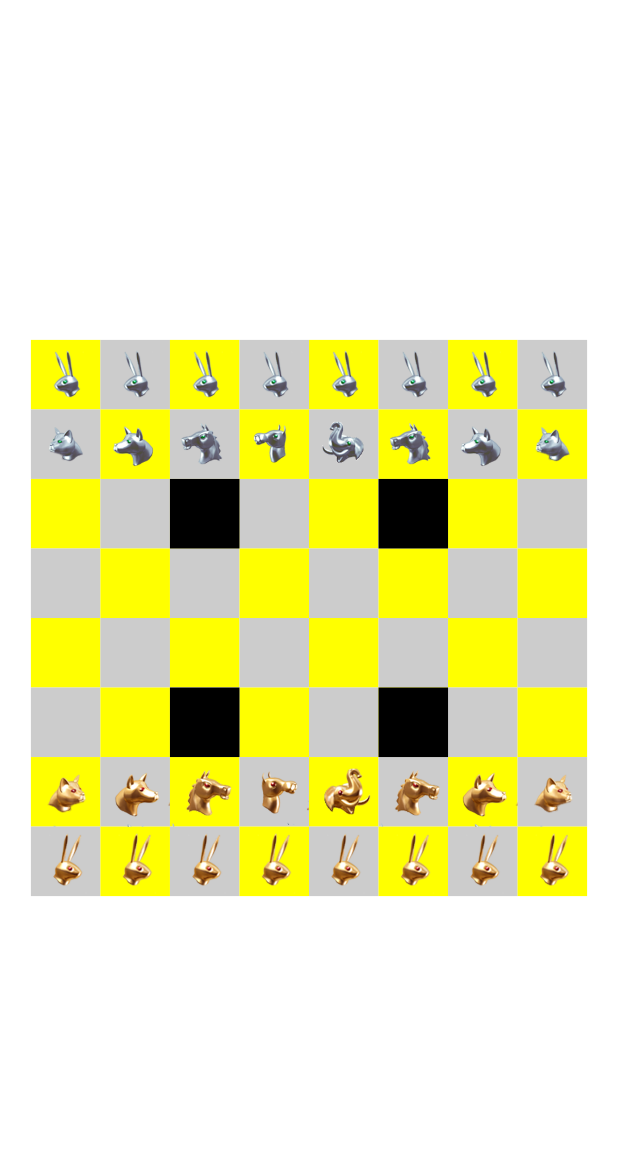
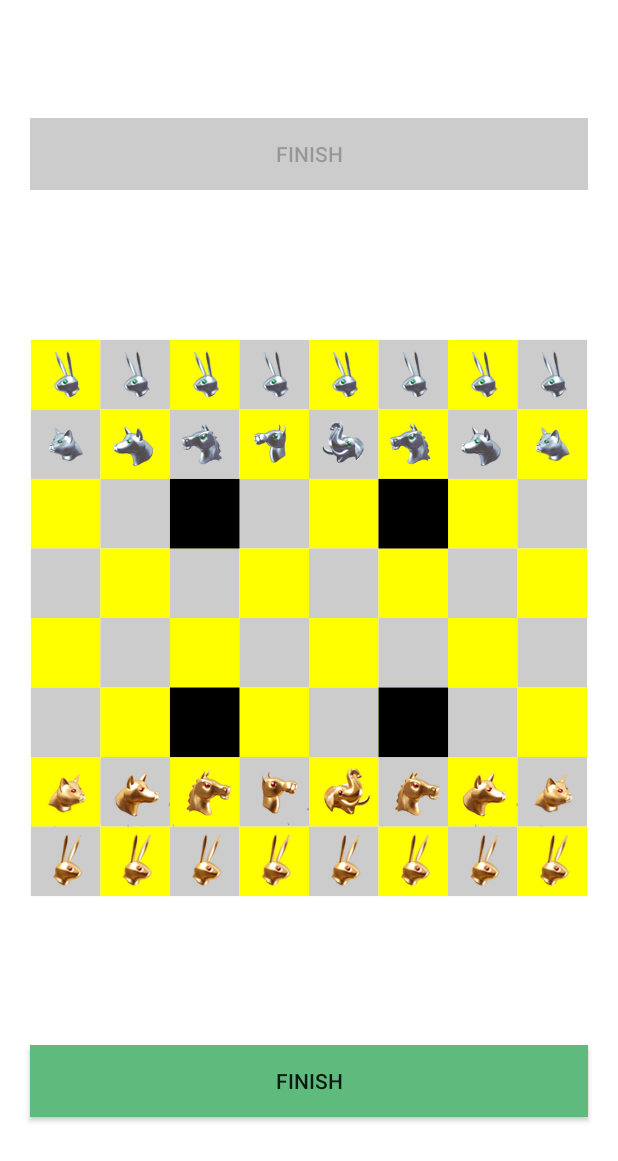
Before and after one commit to Saljithchettorusubhash/Arimma, an Android app: the screen it shows after launch (MainActivity), on a phone screen of 412 x 824 dp. Shown: the top 1161 px of the screen. Run offline under Robolectric (Android 15) with nearby library versions, the phone set to English and light mode, and no system bars.

```diff
--- a/app/src/main/java/com/example/secondassignmentgame/ArimaCharacter.kt
+++ b/app/src/main/java/com/example/secondassignmentgame/ArimaCharacter.kt
@@ -2,7 +2,7 @@ package com.example.secondassignmentgame
 
 data class ArimaCharacter(
     val colPos:Int, val rowPos:Int, val player:ArimaPlayer,
-    val  strength: PlayerStrength, val drawable: Int) {
+    val  strength: PlayerStrength, val drawable: Int, val selected:Boolean = false) {
     override fun toString(): String {
         return strength.toString()+"-"+ player.toString()+"-"+ colPos.toString()+"-"+rowPos.toString();
     }
--- a/app/src/main/java/com/example/secondassignmentgame/GameStage.kt
+++ b/app/src/main/java/com/example/secondassignmentgame/GameStage.kt
@@ -23,7 +23,6 @@ class GameStage(context : Context?,attrs : AttributeSet?) : View(context,attrs)
     private var fromColPos :Int =-1
     private var fromRowPos :Int =-1
 
-
     var characterService : ICharacterService ? = null
 
     override fun onDraw(canvas: Canvas?) {
@@ -41,6 +40,7 @@ class GameStage(context : Context?,attrs : AttributeSet?) : View(context,attrs)
                 if(!isMoving){
                     fromColPos = ((event.x - cellStartXPos) / cellWidth).toInt()
                     fromRowPos=  ((event.y - cellStartYPos) / cellWidth).toInt()
+                    characterService?.selectCharacter(fromRowPos,fromColPos)
                     isMoving =true
                 }else{
                     var toColPos = ((event.x - cellStartXPos) / cellWidth).toInt()
@@ -53,7 +53,6 @@ class GameStage(context : Context?,attrs : AttributeSet?) : View(context,attrs)
         }
         return true
     }
-
     override fun onMeasure(widthMeasureSpec: Int, heightMeasureSpec: Int) {
         super.onMeasure(widthMeasureSpec, heightMeasureSpec)
         val minimumWidthScreen = min(widthMeasureSpec,heightMeasureSpec)
@@ -123,13 +122,26 @@ class GameStage(context : Context?,attrs : AttributeSet?) : View(context,attrs)
                 val char = characterService?.position(rowPos,colPos)
                 if(char != null ){
                     val bmp = BitmapFactory.decodeResource(resources,char.drawable)
-                    drawCharacterAtPos(canvas,bmp,rowPos,colPos)
+                    drawCharacterAtPos(canvas,bmp,rowPos,colPos, char.selected)
                 }
             }
         }
     }
-    private fun drawCharacterAtPos(canvas: Canvas?, image: Bitmap, row:Int, col:Int){
-
+    private fun drawCharacterAtPos(canvas: Canvas?, image: Bitmap, row:Int, col:Int, selected:Boolean){
+        if(selected){
+            var paintForBorder = Paint()
+            paintForBorder.style = Paint.Style.STROKE
+            paintForBorder.strokeWidth = 5.0f
+            paintForBorder.color = Color.BLUE
+            canvas?.drawRect(
+                cellStartXPos + fromColPos * cellWidth,
+                cellStartYPos +  fromRowPos * cellWidth,
+                cellStartXPos + (fromColPos + 1) * cellWidth,
+                cellStartYPos + ( fromRowPos + 1) * cellWidth,
+                paintForBorder
+            )
+            canvas?.drawBitmap(image,null,RectF(cellStartXPos+col*cellWidth,cellStartYPos+row*cellWidth,cellStartXPos+(col+1)*cellWidth,cellStartYPos+(row+1)*cellWidth),paint)
+        }else {
             canvas?.drawBitmap(
                 image,
                 null,
@@ -143,3 +155,4 @@ class GameStage(context : Context?,attrs : AttributeSet?) : View(context,attrs)
             )
         }
     }
+}
--- a/app/src/main/java/com/example/secondassignmentgame/ICharacterService.kt
+++ b/app/src/main/java/com/example/secondassignmentgame/ICharacterService.kt
@@ -3,6 +3,7 @@ import com.example.secondassignmentgame.ArimaCharacter
 
 interface ICharacterService {
     fun position(rowPos:Int,colPos:Int) : ArimaCharacter?
+    fun selectCharacter(fromRowPos:Int,fromColPos: Int)
     fun moveCharacter(fromRowPos:Int,fromColPos: Int, toRowPos: Int, toColPos:Int)
     fun finishMovement()
     fun getTurn():String?
--- a/app/src/main/java/com/example/secondassignmentgame/MainActivity.kt
+++ b/app/src/main/java/com/example/secondassignmentgame/MainActivity.kt
@@ -18,16 +18,27 @@ class MainActivity : Activity() , ICharacterService {
         // Connect to consume the service implementation
         // to use its service in the view
         findViewById<GameStage>(R.id.stage).characterService = this
+
+        findViewById<Button>(R.id.btn_finish).setOnClickListener(View.OnClickListener {
+            finishMovement()
+        })
+        findViewById<Button>(R.id.btn_silver_finish).setOnClickListener(View.OnClickListener {
+            finishMovement()
+        })
         getTurn()
     }
     override fun position(rowPos: Int, colPos: Int): ArimaCharacter? {
         return CharacterModel.position(rowPos, colPos)
     }
 
+    override fun selectCharacter(fromRowPos: Int, fromColPos: Int) {
+        CharacterModel.selectCharacter(fromRowPos,fromColPos)
+        findViewById<GameStage>(R.id.stage).invalidate()
+    }
+
     override fun moveCharacter(fromRowPos: Int, fromColPos: Int, toRowPos: Int, toColPos: Int) {
         CharacterModel.moveCharacter(fromRowPos,fromColPos,toRowPos,toColPos)
         getTurn()
-        //Redraw the stage
         findViewById<GameStage>(R.id.stage).invalidate()
     }
 
@@ -38,6 +49,18 @@ class MainActivity : Activity() , ICharacterService {
     // For updating UI elements
     override fun getTurn(): String? {
         var curTurn = CharacterModel.getTurn()
+        // UI highlights on each turn
+        if(curTurn.contains("GOLD")) {
+            findViewById<Button>(R.id.btn_silver_finish).isEnabled = false
+            findViewById<Button>(R.id.btn_finish).isEnabled = true
+            findViewById<Button>(R.id.btn_silver_finish).setBackgroundColor(Color.LTGRAY)
+            findViewById<Button>(R.id.btn_finish).setBackgroundColor(Color.parseColor("#5eba7d"))
+        }else{
+            findViewById<Button>(R.id.btn_finish).isEnabled = false
+            findViewById<Button>(R.id.btn_silver_finish).isEnabled = true
+            findViewById<Button>(R.id.btn_silver_finish).setBackgroundColor(Color.parseColor("#2196f3"))
+            findViewById<Button>(R.id.btn_finish).setBackgroundColor(Color.LTGRAY)
+        }
         return null;
     }
 }
--- a/app/src/main/res/layout/activity_main.xml
+++ b/app/src/main/res/layout/activity_main.xml
@@ -5,8 +5,46 @@
     android:layout_height="match_parent"
     android:gravity="center"
     android:orientation="vertical">
+    <LinearLayout
+        android:layout_weight="2"
+        android:layout_marginStart="12dp"
+        android:layout_marginEnd="12dp"
+        android:layout_width="match_parent"
+        android:layout_height="wrap_content">
+        <Button
+            android:id="@+id/btn_silver_finish"
+            android:layout_width="100dp"
+            android:layout_height="wrap_content"
+            android:layout_gravity="center"
+            android:layout_margin="8dp"
+            android:background="#2196f3"
+            android:text="@string/done"
+            android:layout_weight="1"
+             />
+    </LinearLayout>
+
     <com.example.secondassignmentgame.GameStage
         android:id="@+id/stage"
         android:layout_width="wrap_content"
         android:layout_height="wrap_content"></com.example.secondassignmentgame.GameStage>
+
+    <LinearLayout
+        android:layout_width="match_parent"
+        android:layout_height="wrap_content"
+        android:layout_weight="2"
+        android:layout_marginStart="12dp"
+        android:layout_marginEnd="12dp"
+        android:gravity="center" >
+        <Button
+            android:id="@+id/btn_finish"
+            android:layout_width="100dp"
+            android:layout_height="wrap_content"
+            android:layout_gravity="center"
+            android:layout_margin="8dp"
+            android:background="#5eba7d"
+            android:text="@string/done"
+            android:layout_weight="1"
+            />
     </LinearLayout>
+
+</LinearLayout>
--- a/app/src/main/res/values/strings.xml
+++ b/app/src/main/res/values/strings.xml
@@ -1,3 +1,6 @@
 <resources>
     <string name="app_name">SecondAssignmentGame</string>
+    <string name="reset">RESET</string>
+    <string name="gold_s_turn">Gold\'s Turn</string>
+    <string name="done">FINISH</string>
 </resources>
```
Also changed, not shown: app/src/main/java/com/example/secondassignmentgame/CharacterModel.kt (+21 -5 lines). Lines whose indentation alone changed are shown as unchanged.
